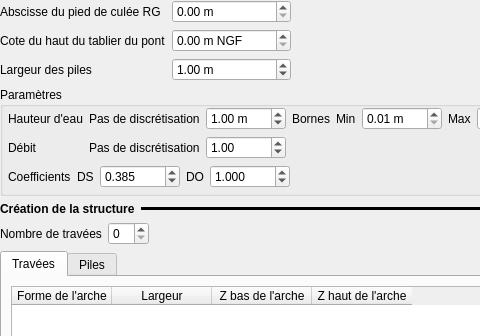
Before: the Qt Designer form ui/structures/ui_orifice_pa.ui in Artelia/Mascaret, drawn with Qt 5; both pictures show x 0 to 480 and y 0 to 336 of the 641 by 679 pixel window.
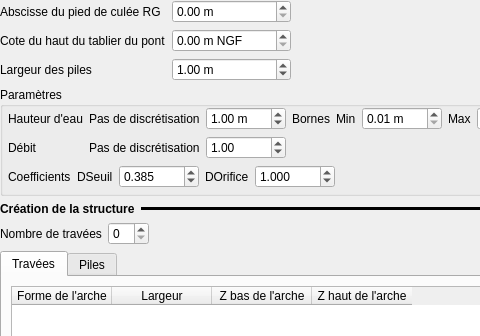
After: the same form once the commit is applied.

Diff of the .ui file:
```diff
--- a/ui/structures/ui_orifice_pa.ui
+++ b/ui/structures/ui_orifice_pa.ui
@@ -300,7 +300,7 @@
         <item>
          <widget class="QLabel" name="label_36">
           <property name="text">
-           <string>DS</string>
+           <string>DSeuil</string>
           </property>
          </widget>
         </item>
@@ -326,7 +326,7 @@
         <item>
          <widget class="QLabel" name="label_37">
           <property name="text">
-           <string>DO</string>
+           <string>DOrifice</string>
           </property>
          </widget>
         </item>
```
